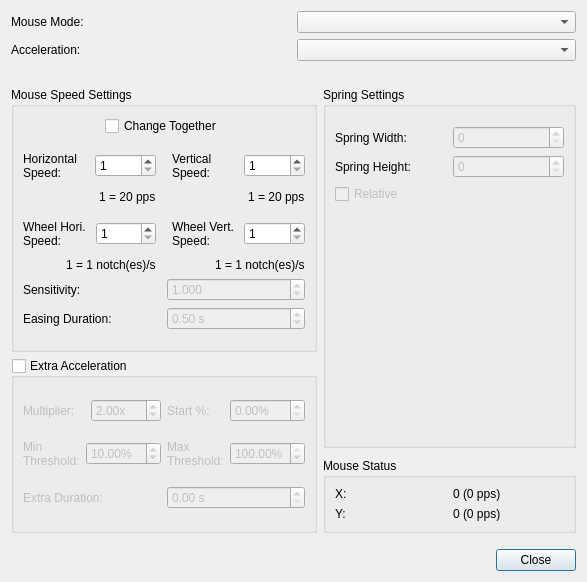
This is src/mousesettingsdialog.ui in AntiMicroX/antimicrox as Qt 5 draws it before an edit. The edited form follows.
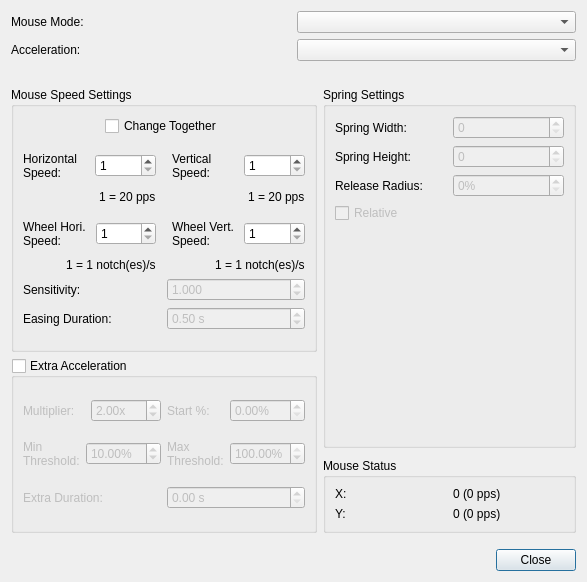
This is the edited form.

Commit message:
Big refactor for control stick methods. Added release circle for spring mode.
Related to issue #189.

What changed in the file:
```diff
--- a/src/mousesettingsdialog.ui
+++ b/src/mousesettingsdialog.ui
@@ -723,9 +723,6 @@
          <layout class="QVBoxLayout" name="verticalLayout_11">
           <item>
            <layout class="QVBoxLayout" name="verticalLayout_3">
-            <property name="topMargin">
-             <number>10</number>
-            </property>
             <item>
              <layout class="QHBoxLayout" name="horizontalLayout_5">
               <item>
@@ -784,6 +781,36 @@
               </item>
              </layout>
             </item>
+            <item>
+             <layout class="QHBoxLayout" name="horizontalLayout_3">
+              <item>
+               <widget class="QLabel" name="releaseSpringRadiusLabel">
+                <property name="text">
+                 <string>Release Radius:</string>
+                </property>
+                <property name="buddy">
+                 <cstring>releaseSpringRadiusspinBox</cstring>
+                </property>
+               </widget>
+              </item>
+              <item>
+               <widget class="QSpinBox" name="releaseSpringRadiusspinBox">
+                <property name="enabled">
+                 <bool>false</bool>
+                </property>
+                <property name="toolTip">
+                 <string/>
+                </property>
+                <property name="suffix">
+                 <string>%</string>
+                </property>
+                <property name="maximum">
+                 <number>100</number>
+                </property>
+               </widget>
+              </item>
+             </layout>
+            </item>
            </layout>
           </item>
           <item>
```
The commit also changes 26 other files.
